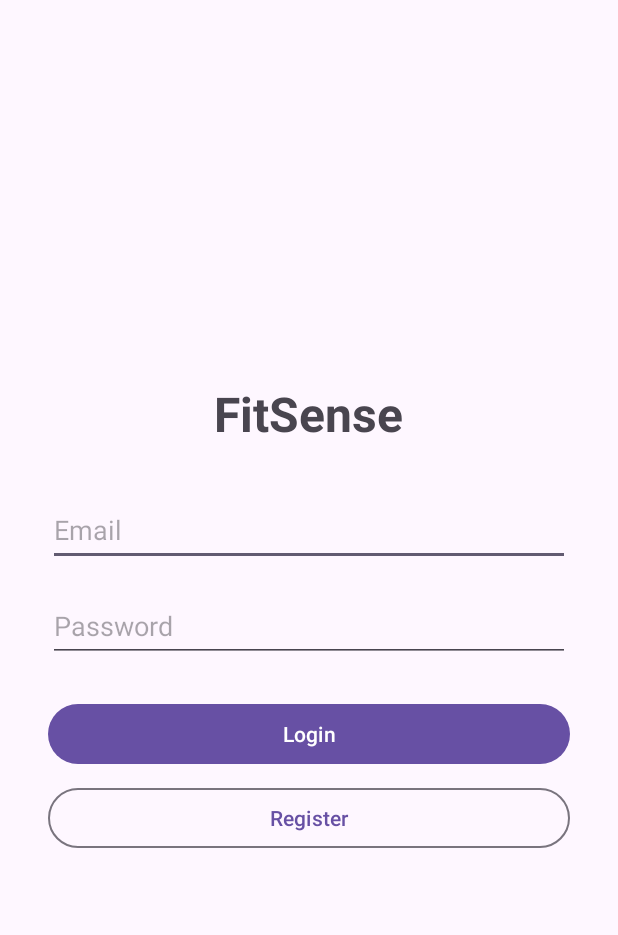
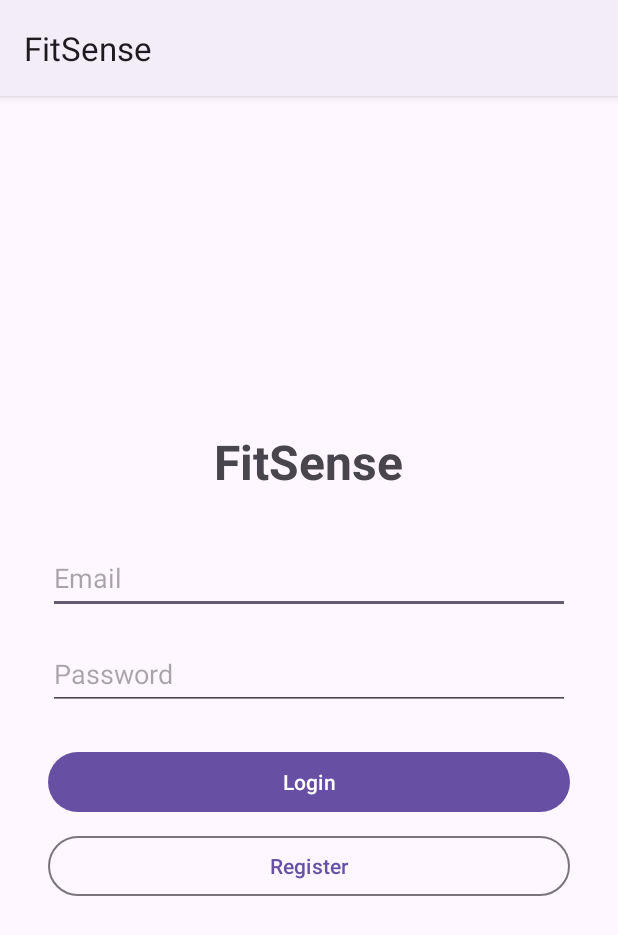
Before and after one commit to Maveriick123/fitsense, an Android app: the screen it shows after launch (LoginActivity), on a phone screen of 412 x 824 dp. Shown: the top 935 px of the screen. Run offline under Robolectric (Android 15) with nearby library versions, the phone set to English and light mode, and no system bars; our stand-ins replace Firebase (no records; nobody signed in at launch, a user with empty details on screens opened directly).

Commit message:
Rama con el merge de lo que llevamos hecho, falta seguir puliendo detalles y añadir alguna funcionalidad mas como las dominadas

```diff
--- a/FitSense/app/src/main/res/menu/options_menu.xml
+++ b/FitSense/app/src/main/res/menu/options_menu.xml
@@ -13,6 +13,11 @@
         app:showAsAction="never" />
 
     <item
+        android:id="@+id/action_new_routine"
+        android:title="Nueva Rutina"
+        app:showAsAction="always" />
+
+    <item
         android:id="@+id/action_logout"
         android:title="Logout"
         app:showAsAction="never" />
--- a/FitSense/app/src/main/res/values-night/themes.xml
+++ b/FitSense/app/src/main/res/values-night/themes.xml
@@ -1,6 +1,6 @@
 <resources xmlns:tools="http://schemas.android.com/tools">
     <!-- Base application theme. -->
-    <style name="Base.Theme.FitSense" parent="Theme.Material3.DayNight.NoActionBar">
+    <style name="Base.Theme.FitSense" parent="Theme.Material3.DayNight">
         <!-- Customize your dark theme here. -->
         <!-- <item name="colorPrimary">@color/my_dark_primary</item> -->
     </style>
--- a/FitSense/app/src/main/res/values/themes.xml
+++ b/FitSense/app/src/main/res/values/themes.xml
@@ -1,6 +1,6 @@
 <resources xmlns:tools="http://schemas.android.com/tools">
     <!-- Base application theme. -->
-    <style name="Base.Theme.FitSense" parent="Theme.Material3.DayNight.NoActionBar">
+    <style name="Base.Theme.FitSense" parent="Theme.Material3.DayNight">
         <!-- Customize your light theme here. -->
         <!-- <item name="colorPrimary">@color/my_light_primary</item> -->
     </style>
```
Also changed, not shown: FitSense/app/src/main/java/es/udc/psi_2025_26/FitSense/RoutinesActivity.java (+5 -2 lines).
